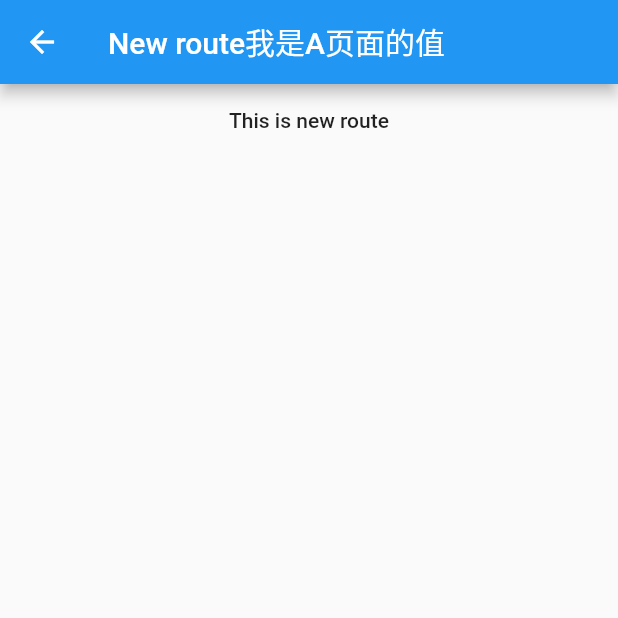
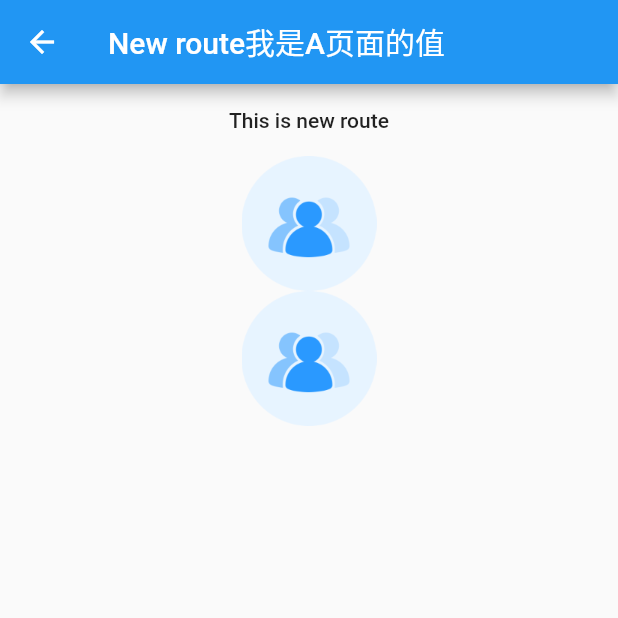
Before and after one commit to fenggeZhang/flutter_app, a Flutter app: the NewRoute screen opened directly, on a phone screen of 412 x 824 dp, the top half of it. Run offline on Flutter 3.47's test engine with Material 2 defaults, Android fonts, the phone set to English and light mode, and no system bars.

Commit message:
加载本地资源文件；

```diff
--- a/lib/NewRoute.dart
+++ b/lib/NewRoute.dart
@@ -19,6 +19,10 @@ class NewRoute extends StatelessWidget {
               }));
             },
           ),
+          new Image.asset('my_icons/all.png'),
+          new Image(
+            image: new AssetImage('my_icons/all.png'),
+          )
         ],
       )),
     );
--- a/pubspec.yaml
+++ b/pubspec.yaml
@@ -39,6 +39,8 @@ flutter:
   # included with your application, so that you can use the icons in
   # the material Icons class.
   uses-material-design: true
+  assets:
+    - my_icons/all.png
 
   # To add assets to your application, add an assets section, like this:
   # assets:
```
Also changed, not shown: my_icons/2.0x/all.png (added), my_icons/3.0x/all.png (added), my_icons/all.png (added), pubspec.lock.
